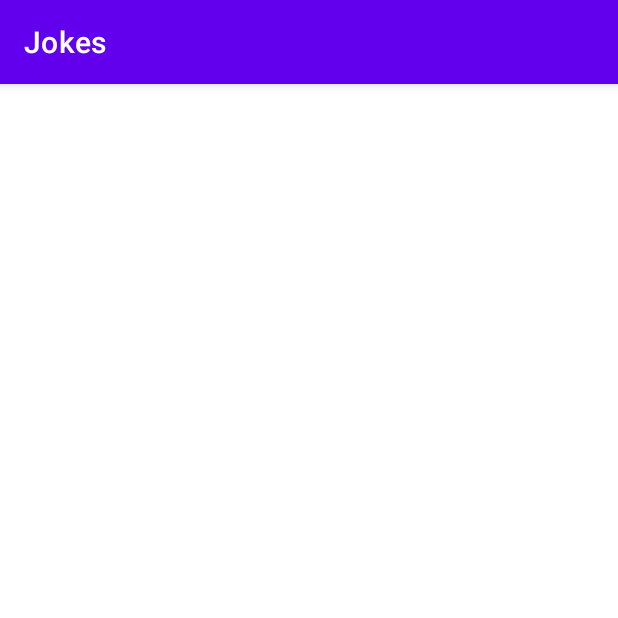
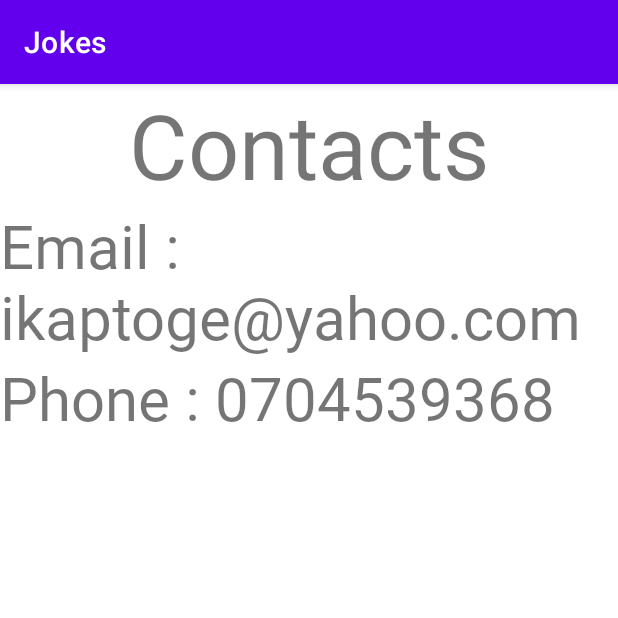
Before and after one commit to Isaac23-K/Gaming, an Android app: the contacts screen opened directly, with no data from a screen before it, on a phone screen of 412 x 824 dp, the top half of it. Run offline under Robolectric (Android 15) with nearby library versions, the phone set to English and light mode, and no system bars.

Commit message:
changed the layout for the contacts

```diff
--- a/app/src/main/res/layout/activity_contacts.xml
+++ b/app/src/main/res/layout/activity_contacts.xml
@@ -1,9 +1,38 @@
 <?xml version="1.0" encoding="utf-8"?>
-<androidx.constraintlayout.widget.ConstraintLayout xmlns:android="http://schemas.android.com/apk/res/android"
+<RelativeLayout xmlns:android="http://schemas.android.com/apk/res/android"
     xmlns:app="http://schemas.android.com/apk/res-auto"
     xmlns:tools="http://schemas.android.com/tools"
     android:layout_width="match_parent"
     android:layout_height="match_parent"
     tools:context=".contacts">
 
-</androidx.constraintlayout.widget.ConstraintLayout>
+    <TextView
+        android:id="@+id/contact"
+        android:layout_width="wrap_content"
+        android:layout_height="wrap_content"
+        android:layout_centerHorizontal="true"
+        android:text="Contacts"
+        android:textSize="60dp"
+        tools:layout_editor_absoluteX="56dp"
+        tools:layout_editor_absoluteY="91dp" />
+
+    <TextView
+        android:id="@+id/textView2"
+        android:layout_width="wrap_content"
+        android:layout_height="wrap_content"
+        android:layout_below="@+id/contact"
+        android:fontFamily="@font/aladin"
+        android:text="Email : ikaptoge@yahoo.com"
+        android:textSize="40dp" />
+
+    <TextView
+        android:id="@+id/textView3"
+        android:layout_width="wrap_content"
+        android:layout_height="wrap_content"
+        android:layout_below="@+id/textView2"
+        android:fontFamily="@font/aladin"
+        android:text="Phone : 0704539368"
+        android:textSize="40dp" />
+
+
+</RelativeLayout>
```
